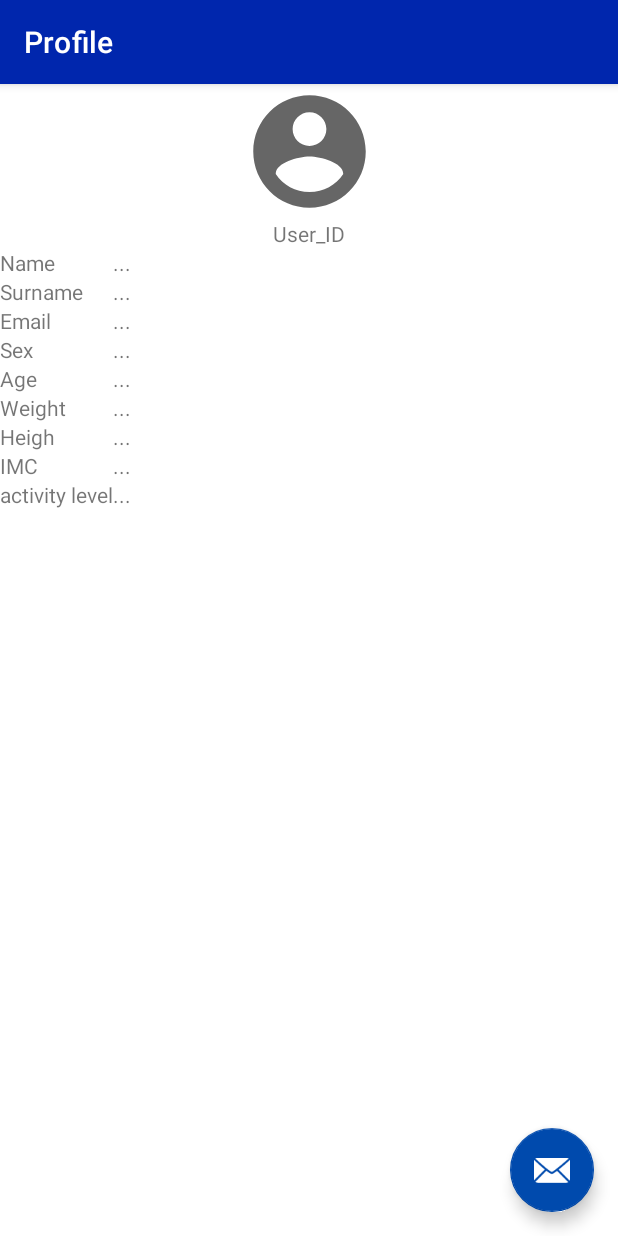
After one commit to GioRigamonti/MyFITapp, an Android app: the Profile screen opened directly, with no data from a screen before it, on a phone screen of 412 x 824 dp. The commit adds this screen. Run offline under Robolectric (Android 15) with nearby library versions, the light colour scheme and no system bars.

Commit message:
update Profile

```diff
--- a/MyFITapp/app/src/main/AndroidManifest.xml
+++ b/MyFITapp/app/src/main/AndroidManifest.xml
@@ -10,9 +10,13 @@
         android:supportsRtl="true"
         android:theme="@style/Theme.MyFITapp">
         <activity
+            android:name=".Profile"
+            android:label="@string/title_activity_profile"
+            android:theme="@style/Theme.MyFITapp.NoActionBar"></activity>
+        <activity
             android:name=".Registration"
             android:label="@string/title_activity_registration"
-            android:theme="@style/Theme.MyFITapp.NoActionBar"></activity>
+            android:theme="@style/Theme.MyFITapp.NoActionBar" />
         <activity
             android:name=".SettingsActivity"
             android:label="@string/title_activity_settings" />
--- /dev/null
+++ b/MyFITapp/app/src/main/java/it/unimib/myfitapp/Profile.java
@@ -0,0 +1,31 @@
+package it.unimib.myfitapp;
+
+import android.os.Bundle;
+
+import com.google.android.material.floatingactionbutton.FloatingActionButton;
+import com.google.android.material.snackbar.Snackbar;
+
+import androidx.appcompat.app.AppCompatActivity;
+import androidx.appcompat.widget.Toolbar;
+
+import android.view.View;
+
+public class Profile extends AppCompatActivity {
+
+    @Override
+    protected void onCreate(Bundle savedInstanceState) {
+        super.onCreate(savedInstanceState);
+        setContentView(R.layout.activity_profile);
+        Toolbar toolbar = findViewById(R.id.toolbar);
+        setSupportActionBar(toolbar);
+
+        FloatingActionButton fab = findViewById(R.id.fab);
+        fab.setOnClickListener(new View.OnClickListener() {
+            @Override
+            public void onClick(View view) {
+                Snackbar.make(view, "Replace with your own action", Snackbar.LENGTH_LONG)
+                        .setAction("Action", null).show();
+            }
+        });
+    }
+}
--- /dev/null
+++ b/MyFITapp/app/src/main/res/layout/activity_profile.xml
@@ -0,0 +1,33 @@
+<?xml version="1.0" encoding="utf-8"?>
+<androidx.coordinatorlayout.widget.CoordinatorLayout xmlns:android="http://schemas.android.com/apk/res/android"
+    xmlns:app="http://schemas.android.com/apk/res-auto"
+    xmlns:tools="http://schemas.android.com/tools"
+    android:layout_width="match_parent"
+    android:layout_height="match_parent"
+    tools:context=".Profile">
+
+    <com.google.android.material.appbar.AppBarLayout
+        android:layout_width="match_parent"
+        android:layout_height="wrap_content"
+        android:theme="@style/Theme.MyFITapp.AppBarOverlay">
+
+        <androidx.appcompat.widget.Toolbar
+            android:id="@+id/toolbar"
+            android:layout_width="match_parent"
+            android:layout_height="?attr/actionBarSize"
+            android:background="?attr/colorPrimary"
+            app:popupTheme="@style/Theme.MyFITapp.PopupOverlay" />
+
+    </com.google.android.material.appbar.AppBarLayout>
+
+    <include layout="@layout/content_profile" />
+
+    <com.google.android.material.floatingactionbutton.FloatingActionButton
+        android:id="@+id/fab"
+        android:layout_width="wrap_content"
+        android:layout_height="wrap_content"
+        android:layout_gravity="bottom|end"
+        android:layout_margin="@dimen/fab_margin"
+        app:srcCompat="@android:drawable/ic_dialog_email" />
+
+</androidx.coordinatorlayout.widget.CoordinatorLayout>
--- /dev/null
+++ b/MyFITapp/app/src/main/res/layout/content_profile.xml
@@ -0,0 +1,241 @@
+<?xml version="1.0" encoding="utf-8"?>
+<androidx.constraintlayout.widget.ConstraintLayout xmlns:android="http://schemas.android.com/apk/res/android"
+    xmlns:app="http://schemas.android.com/apk/res-auto"
+    android:layout_width="match_parent"
+    android:layout_height="match_parent"
+    app:layout_behavior="@string/appbar_scrolling_view_behavior">
+
+    <ImageView
+        android:id="@+id/user_image"
+        android:layout_width="99dp"
+        android:layout_height="90dp"
+        app:layout_constraintEnd_toEndOf="parent"
+        app:layout_constraintStart_toStartOf="parent"
+        app:layout_constraintTop_toTopOf="parent"
+        app:srcCompat="@drawable/ic_baseline_account_circle_24" />
+
+    <TextView
+        android:id="@+id/user_ID"
+        android:layout_width="wrap_content"
+        android:layout_height="wrap_content"
+        android:text="@string/user_ID"
+        app:layout_constraintEnd_toEndOf="parent"
+        app:layout_constraintStart_toStartOf="parent"
+        app:layout_constraintTop_toBottomOf="@+id/user_image" />
+
+    <TableLayout
+        android:layout_width="match_parent"
+        android:layout_height="wrap_content"
+        app:layout_constraintEnd_toEndOf="parent"
+        app:layout_constraintStart_toStartOf="parent"
+        app:layout_constraintTop_toBottomOf="@+id/user_ID">
+
+        <TableRow
+            android:id="@+id/name_row"
+            android:layout_width="match_parent"
+            android:layout_height="match_parent">
+
+            <TextView
+                android:id="@+id/name"
+                android:layout_width="match_parent"
+                android:layout_height="wrap_content"
+                android:text="@string/name" />
+
+            <Space
+                android:layout_width="match_parent"
+                android:layout_height="wrap_content" />
+
+            <TextView
+                android:id="@+id/user_name"
+                android:layout_width="wrap_content"
+                android:layout_height="wrap_content"
+                android:text="..." />
+
+        </TableRow>
+
+        <TableRow
+            android:id="@+id/surname_row"
+            android:layout_width="match_parent"
+            android:layout_height="match_parent">
+
+            <TextView
+                android:id="@+id/surname"
+                android:layout_width="match_parent"
+                android:layout_height="wrap_content"
+                android:text="@string/surname" />
+
+            <Space
+                android:layout_width="match_parent"
+                android:layout_height="wrap_content" />
+
+            <TextView
+                android:id="@+id/user_surname"
+                android:layout_width="wrap_content"
+                android:layout_height="wrap_content"
+                android:text="..." />
+
+        </TableRow>
+
+        <TableRow
+            android:id="@+id/name_email"
+            android:layout_width="match_parent"
+            android:layout_height="match_parent">
+
+            <TextView
+                android:id="@+id/user_email"
+                android:layout_width="match_parent"
+                android:layout_height="wrap_content"
+                android:text="@string/prompt_email" />
+
+            <Space
+                android:layout_width="match_parent"
+                android:layout_height="wrap_content" />
+
+            <TextView
+                android:id="@+id/user_email"
+                android:layout_width="wrap_content"
+                android:layout_height="wrap_content"
+                android:text="..." />
+
+        </TableRow>
+
+        <TableRow
+            android:id="@+id/sex_row"
+            android:layout_width="match_parent"
+            android:layout_height="match_parent">
+
+            <TextView
+                android:id="@+id/sex"
+                android:layout_width="match_parent"
+                android:layout_height="wrap_content"
+                android:text="@string/sex" />
+
+            <Space
+                android:layout_width="match_parent"
+                android:layout_height="wrap_content" />
+
+            <TextView
+                android:id="@+id/user_sex"
+                android:layout_width="wrap_content"
+                android:layout_height="wrap_content"
+                android:text="..." />
+
+        </TableRow>
+
+        <TableRow
+            android:id="@+id/age_row"
+            android:layout_width="match_parent"
+            android:layout_height="match_parent">
+
+            <TextView
+                android:id="@+id/age"
+                android:layout_width="match_parent"
+                android:layout_height="wrap_content"
+                android:text="@string/age" />
+
+            <Space
+                android:layout_width="match_parent"
+                android:layout_height="wrap_content" />
+
+            <TextView
+                android:id="@+id/user_age"
+                android:layout_width="wrap_content"
+                android:layout_height="wrap_content"
+                android:text="..." />
+
+        </TableRow>
+
+        <TableRow
+            android:id="@+id/weigth_row"
+            android:layout_width="match_parent"
+            android:layout_height="match_parent">
+
+            <TextView
+                android:id="@+id/weight"
+                android:layout_width="match_parent"
+                android:layout_height="wrap_content"
+                android:text="@string/weight" />
+
+            <Space
+                android:layout_width="match_parent"
+                android:layout_height="wrap_content" />
+
+            <TextView
+                android:id="@+id/user_weight"
+                android:layout_width="wrap_content"
+                android:layout_height="wrap_content"
+                android:text="..." />
+
+        </TableRow>
+
+        <TableRow
+            android:id="@+id/heigh_row"
+            android:layout_width="match_parent"
+            android:layout_height="match_parent">
+
+            <TextView
+                android:id="@+id/heigh"
+                android:layout_width="match_parent"
+                android:layout_height="wrap_content"
+                android:text="@string/heigh" />
+
+            <Space
+                android:layout_width="match_parent"
+                android:layout_height="wrap_content" />
+
+            <TextView
+                android:id="@+id/user_heigh"
+                android:layout_width="wrap_content"
+                android:layout_height="wrap_content"
+                android:text="..." />
+
+        </TableRow>
+
+        <TableRow
+            android:id="@+id/IMC_row"
+            android:layout_width="match_parent"
+            android:layout_height="match_parent">
+
+            <TextView
+                android:id="@+id/IMC"
+                android:layout_width="match_parent"
+                android:layout_height="wrap_content"
+                android:text="@string/IMC" />
+
+            <Space
+                android:layout_width="match_parent"
+                android:layout_height="wrap_content" />
+
+            <TextView
+                android:id="@+id/user_IMC"
+                android:layout_width="wrap_content"
+                android:layout_height="wrap_content"
+                android:text="..." />
+
+        </TableRow>
+
+        <TableRow
+            android:id="@+id/activityLevel_row"
+            android:layout_width="match_parent"
+            android:layout_height="match_parent">
+
+            <TextView
+                android:id="@+id/activityLevel"
+                android:layout_width="match_parent"
+                android:layout_height="wrap_content"
+                android:text="@string/activity_level" />
+
+            <Space
+                android:layout_width="match_parent"
+                android:layout_height="wrap_content" />
+
+            <TextView
+                android:id="@+id/user_activityLevel"
+                android:layout_width="wrap_content"
+                android:layout_height="wrap_content"
+                android:text="..." />
+
+        </TableRow>
+
+    </TableLayout>
+</androidx.constraintlayout.widget.ConstraintLayout>
--- a/MyFITapp/app/src/main/res/navigation/nav_graph.xml
+++ b/MyFITapp/app/src/main/res/navigation/nav_graph.xml
@@ -25,4 +25,24 @@
             android:id="@+id/action_SecondFragment_to_FirstFragment"
             app:destination="@id/FirstFragment" />
     </fragment>
+    <fragment
+        android:id="@+id/FirstFragment"
+        android:name="it.unimib.myfitapp.FirstFragment"
+        android:label="@string/first_fragment_label"
+        tools:layout="@layout/fragment_first">
+
+        <action
+            android:id="@+id/action_FirstFragment_to_SecondFragment"
+            app:destination="@id/SecondFragment" />
+    </fragment>
+    <fragment
+        android:id="@+id/SecondFragment"
+        android:name="it.unimib.myfitapp.SecondFragment"
+        android:label="@string/second_fragment_label"
+        tools:layout="@layout/fragment_second">
+
+        <action
+            android:id="@+id/action_SecondFragment_to_FirstFragment"
+            app:destination="@id/FirstFragment" />
+    </fragment>
 </navigation>
--- a/MyFITapp/app/src/main/res/values/strings.xml
+++ b/MyFITapp/app/src/main/res/values/strings.xml
@@ -34,7 +34,6 @@
     <!-- Strings used for fragments for navigation -->
     <string name="name">Name</string>
     <string name="surname">Surname</string>
-    <string name="email">Email</string>
     <string name="user_ID">User_ID</string>
     <string name="sex">Sex</string>
     <string name="age">Age</string>
@@ -47,4 +46,7 @@
     <string name="logout">Logout</string>
     <string name="annulla">Cancel</string>
     <string name="level_sedentario">Sedentary</string>
+    <string name="title_activity_profile">Profile</string>
+    <!-- Strings used for fragments for navigation -->
+
 </resources>
```
Also changed, not shown: 1 other file.
